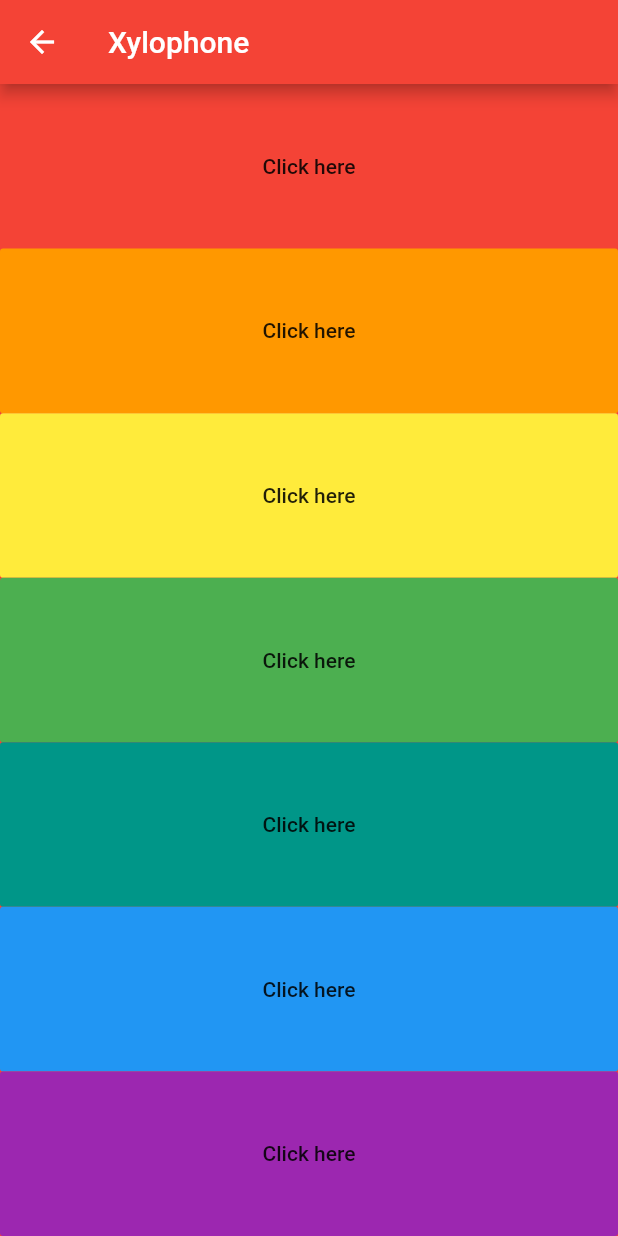
After one commit to yotsufe/flutter_base, a Flutter app: the screen it shows after launch, after a tap on "Xylophone", on a phone screen of 412 x 824 dp. The commit adds this screen. Run offline on Flutter 3.47's test engine with Material 2 defaults, Android fonts, the phone set to English and light mode, and no system bars; our stand-ins replace audioplayers.

Commit message:
Add a Xylophone Page

```diff
--- a/lib/main.dart
+++ b/lib/main.dart
@@ -2,6 +2,7 @@ import 'package:flutter/material.dart';
 import 'package:flutter/rendering.dart';
 import 'package:flutter/widgets.dart';
 import 'package:flutter_base/dice.dart';
+import 'package:flutter_base/xylophone.dart';
 
 void main() {
   runApp(
@@ -98,6 +99,21 @@ class MyApp extends StatelessWidget {
                 );
               },
             ),
+            RaisedButton(
+              child: const Text('Xylophone'),
+              color: Colors.orange,
+              textColor: Colors.white,
+              onPressed: () {
+                Navigator.push(
+                  context,
+                  MaterialPageRoute(
+                    builder: (context) {
+                      return Xylophone();
+                    },
+                  ),
+                );
+              },
+            ),
           ],
         ),
       ),
--- /dev/null
+++ b/lib/xylophone.dart
@@ -0,0 +1,64 @@
+import 'dart:math';
+
+import 'package:audioplayers/audio_cache.dart';
+import 'package:flutter/material.dart';
+
+class Xylophone extends StatelessWidget {
+  @override
+  Widget build(BuildContext context) {
+    return Scaffold(
+      backgroundColor: Colors.red,
+      appBar: AppBar(
+        backgroundColor: Colors.red,
+        title: Text('Xylophone'),
+      ),
+      body: XylophoneBody(),
+    );
+  }
+}
+
+class XylophoneBody extends StatefulWidget {
+  @override
+  _XylophoneBodyState createState() => _XylophoneBodyState();
+}
+
+class _XylophoneBodyState extends State<XylophoneBody> {
+  int fileNum = 1;
+
+  @override
+  Widget build(BuildContext context) {
+    return SafeArea(
+      child: Column(
+        crossAxisAlignment: CrossAxisAlignment.stretch,
+        children: [
+          setKey(Colors.red, 1),
+          setKey(Colors.orange, 2),
+          setKey(Colors.yellow, 3),
+          setKey(Colors.green, 4),
+          setKey(Colors.teal, 5),
+          setKey(Colors.blue, 6),
+          setKey(Colors.purple, 7),
+        ],
+      ),
+    );
+  }
+
+  Expanded setKey(Color color, int fileNum) {
+    return Expanded(
+      child: FlatButton(
+        color: color,
+        onPressed: () {
+          setState(() {
+            playSound(fileNum);
+          });
+        },
+        child: Text('Click here'),
+      ),
+    );
+  }
+
+  void playSound(int fileNum) {
+    AudioCache player = AudioCache();
+    player.play('note$fileNum.wav');
+  }
+}
--- a/pubspec.yaml
+++ b/pubspec.yaml
@@ -12,6 +12,7 @@ dependencies:
   flutter:
     sdk: flutter
   cupertino_icons: ^1.0.0
+  audioplayers: ^0.17.3
 
 dev_dependencies:
   flutter_test:
@@ -20,6 +21,7 @@ dev_dependencies:
 flutter:
   uses-material-design: true
   assets:
+    - assets/
     - images/
   fonts:
     - family: Sawarabi
```
Also changed, not shown: 11 other files.
